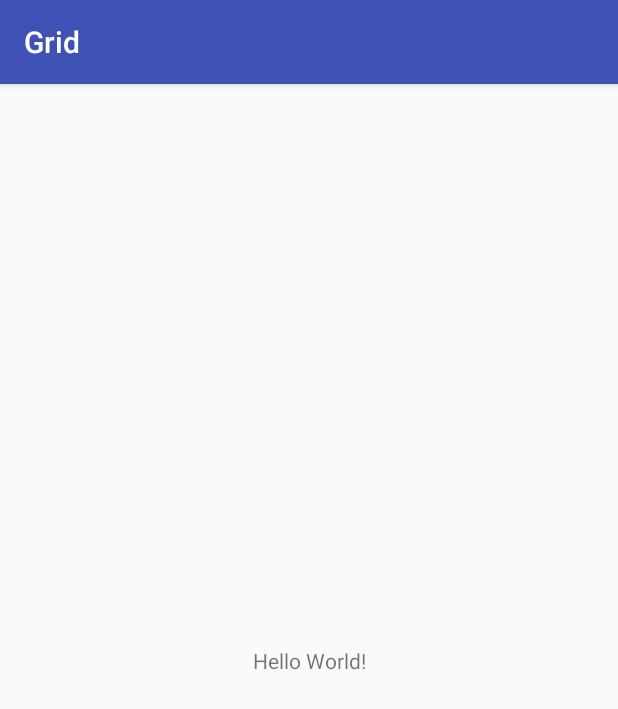
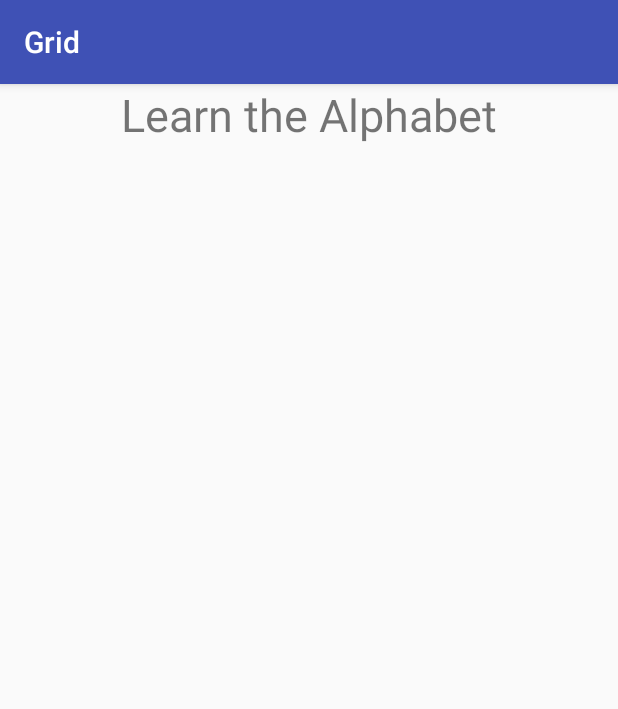
Before and after one commit to dennismuturia/Grid_View_In_Android, an Android app: the screen it shows after launch (MainActivity), on a phone screen of 412 x 824 dp. Shown: the top 709 px of the screen. Run offline under Robolectric (Android 15) with nearby library versions, the phone set to English and light mode, and no system bars.

Commit message:
Updated my activity_main.xml file . This will show thegrid that is separated but not in the app. This is only for test purposes

```diff
--- a/app/src/main/res/layout/activity_main.xml
+++ b/app/src/main/res/layout/activity_main.xml
@@ -1,18 +1,31 @@
 <?xml version="1.0" encoding="utf-8"?>
-<android.support.constraint.ConstraintLayout xmlns:android="http://schemas.android.com/apk/res/android"
-    xmlns:app="http://schemas.android.com/apk/res-auto"
+<RelativeLayout
+    xmlns:android="http://schemas.android.com/apk/res/android"
     xmlns:tools="http://schemas.android.com/tools"
+    android:id="@+id/activity_main"
     android:layout_width="match_parent"
-    android:layout_height="match_parent"
-    tools:context="com.example.dennis.grid.MainActivity">
-
+    android:layout_height="match_parent">
     <TextView
+        android:text="Learn the Alphabet"
         android:layout_width="wrap_content"
         android:layout_height="wrap_content"
-        android:text="Hello World!"
-        app:layout_constraintBottom_toBottomOf="parent"
-        app:layout_constraintLeft_toLeftOf="parent"
-        app:layout_constraintRight_toRightOf="parent"
-        app:layout_constraintTop_toTopOf="parent" />
+        android:id="@+id/headerTextView"
+        android:layout_alignParentTop="true"
+        android:layout_centerHorizontal="true"
+        android:textSize="30sp" />
+    <GridView
+        android:layout_width="match_parent"
+        android:layout_height="wrap_content"
+        android:columnWidth="50sp"
+        android:numColumns="auto_fit"
+        android:stretchMode="spacingWidthUniform"
+        android:id="@+id/baseGridView"
+        android:padding="0dp"
+        android:gravity="left"
+        android:scrollingCache="false"
+        android:layout_alignParentTop="true"
+        android:layout_alignParentLeft="true"
+        android:layout_alignParentStart="true"
+        android:layout_marginTop="40sp" />
 
-</android.support.constraint.ConstraintLayout>
+</RelativeLayout>
```
